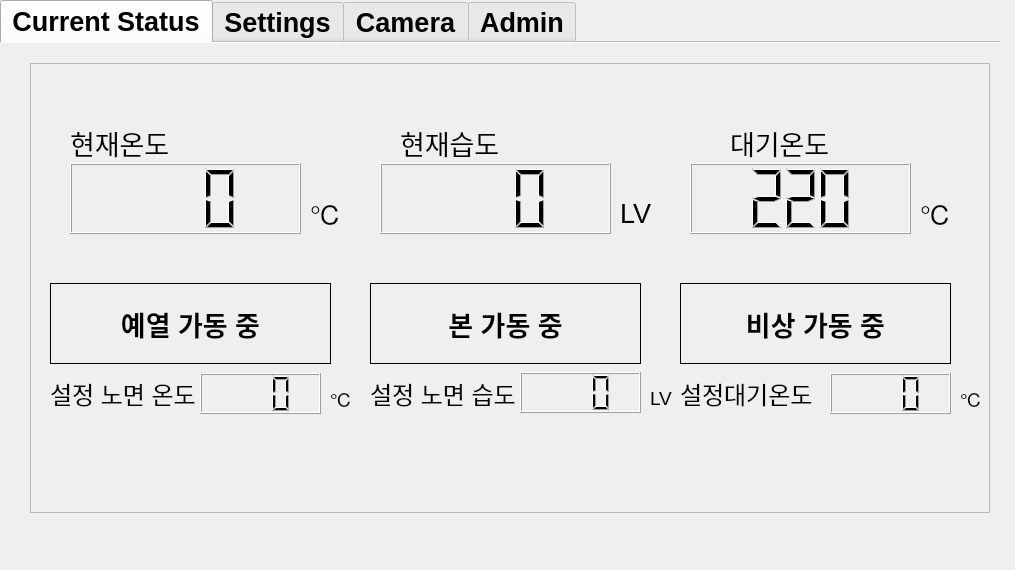
This is SMRS.ui in quilp007/SMRS as Qt 5 draws it before an edit. The edited form follows.
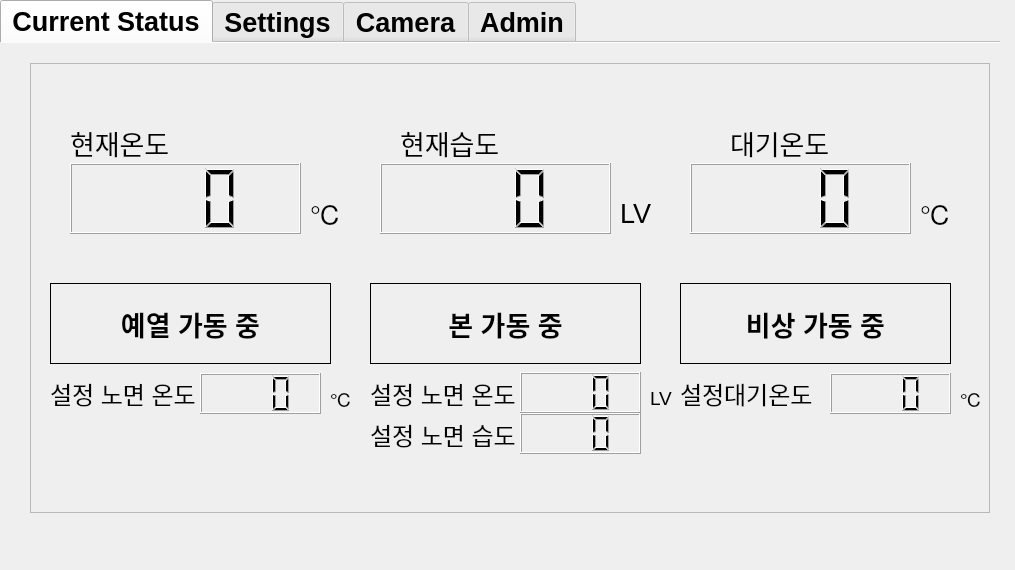
This is the edited form. The open tabs and pages were chosen to show the change. Icons and pictures are not drawn.

Commit message: set temp/humidity digit

Diff of the .ui file:
```diff
--- a/SMRS.ui
+++ b/SMRS.ui
@@ -312,7 +312,7 @@
        <number>3</number>
       </property>
       <property name="intValue" stdset="0">
-       <number>220</number>
+       <number>0</number>
       </property>
      </widget>
      <widget class="QLabel" name="label_4">
@@ -364,7 +364,7 @@
        </font>
       </property>
       <property name="text">
-       <string>설정 노면 습도</string>
+       <string>설정 노면 온도</string>
       </property>
      </widget>
      <widget class="QLabel" name="label_6">
@@ -727,6 +727,64 @@
        <pixmap>icon/logo1.png</pixmap>
       </property>
      </widget>
+     <widget class="QLCDNumber" name="set_road_humidity_2">
+      <property name="geometry">
+       <rect>
+        <x>490</x>
+        <y>350</y>
+        <width>121</width>
+        <height>41</height>
+       </rect>
+      </property>
+      <property name="font">
+       <font>
+        <family>.AppleSystemUIFont</family>
+        <pointsize>30</pointsize>
+        <weight>50</weight>
+        <italic>false</italic>
+        <bold>false</bold>
+        <underline>false</underline>
+        <strikeout>false</strikeout>
+        <stylestrategy>PreferDefault</stylestrategy>
+        <kerning>true</kerning>
+       </font>
+      </property>
+      <property name="smallDecimalPoint">
+       <bool>false</bool>
+      </property>
+      <property name="digitCount">
+       <number>3</number>
+      </property>
+      <property name="intValue" stdset="0">
+       <number>0</number>
+      </property>
+     </widget>
+     <widget class="QLabel" name="label_14">
+      <property name="geometry">
+       <rect>
+        <x>340</x>
+        <y>341</y>
+        <width>161</width>
+        <height>60</height>
+       </rect>
+      </property>
+      <property name="font">
+       <font>
+        <family>.AppleSystemUIFont</family>
+        <pointsize>18</pointsize>
+        <weight>50</weight>
+        <italic>false</italic>
+        <bold>false</bold>
+        <underline>false</underline>
+        <strikeout>false</strikeout>
+        <stylestrategy>PreferDefault</stylestrategy>
+        <kerning>true</kerning>
+       </font>
+      </property>
+      <property name="text">
+       <string>설정 노면 습도</string>
+      </property>
+     </widget>
     </widget>
    </widget>
    <widget class="QWidget" name="settings">
```
Left out of the diff: 12 changed lines with no effect on the pictures. The commit also changes 1 other file.
